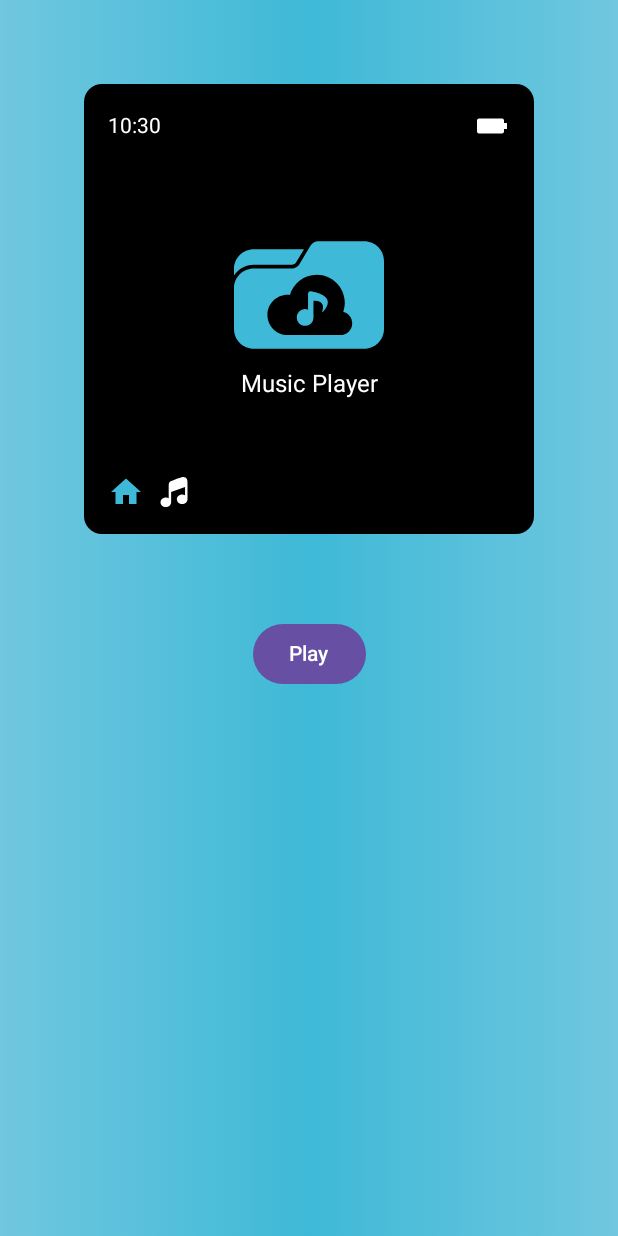
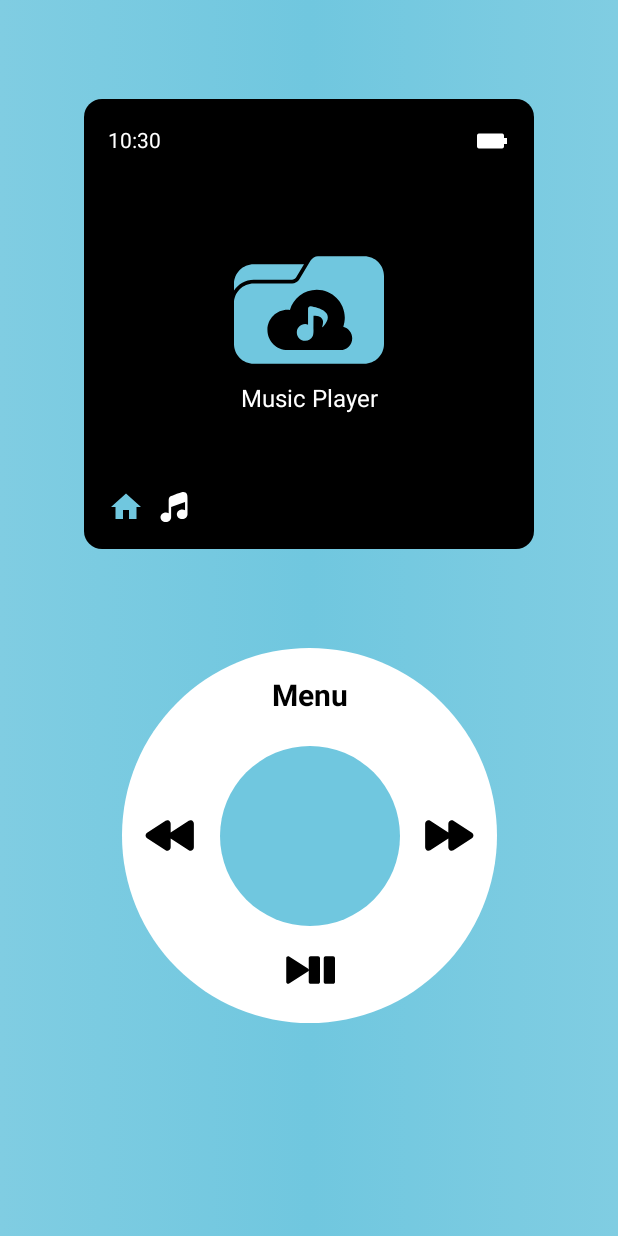
Before and after one commit to thaer-al-khishen/Compose-MP3-Player, an Android app built with Jetpack Compose: the screen it shows after launch (MainActivity), on a phone screen of 412 x 824 dp. Run offline under Robolectric (Android 15) with nearby library versions, the phone set to English and light mode, and no system bars; our stand-ins replace constraintlayout-compose.

Commit message:
Change app colors

```diff
--- a/app/src/main/java/com/relatablecode/mp3composeapplication/MainActivity.kt
+++ b/app/src/main/java/com/relatablecode/mp3composeapplication/MainActivity.kt
@@ -1,27 +1,79 @@
 package com.relatablecode.mp3composeapplication
 
+import android.os.Build
 import android.os.Bundle
+import android.view.View
+import android.view.WindowInsetsController
 import androidx.activity.ComponentActivity
 import androidx.activity.compose.setContent
 import androidx.compose.foundation.layout.fillMaxSize
 import androidx.compose.material3.MaterialTheme
 import androidx.compose.material3.Surface
 import androidx.compose.ui.Modifier
+import androidx.compose.ui.graphics.Color
+import androidx.compose.ui.graphics.toArgb
+import androidx.core.view.ViewCompat
+import androidx.core.view.WindowInsetsCompat
 import com.relatablecode.mp3composeapplication.mp3_player_device.MP3PlayerDevice
 
 class MainActivity : ComponentActivity() {
     override fun onCreate(savedInstanceState: Bundle?) {
         super.onCreate(savedInstanceState)
+
+        configureStatusBarFullScreenTransparency()
+
         setContent {
-//            MP3ComposeApplicationTheme {
-                // A surface container using the 'background' color from the theme
-                Surface(
-                    modifier = Modifier.fillMaxSize(),
-                    color = MaterialTheme.colorScheme.background
-                ) {
-                    MP3PlayerDevice()
+            Surface(
+                modifier = Modifier.fillMaxSize(),
+                color = MaterialTheme.colorScheme.background
+            ) {
+                MP3PlayerDevice()
+            }
+        }
+    }
+
+    private fun configureStatusBarFullScreenTransparency() {
+        if (Build.VERSION.SDK_INT >= Build.VERSION_CODES.R) {
+            with(window) {
+                // Make the status bar transparent
+                statusBarColor = Color.Transparent.toArgb()
+
+                // Request decor fitting system windows to ensure layout stability
+                setDecorFitsSystemWindows(false)
+
+                // Set system bar appearance
+                val controller = decorView.windowInsetsController
+                controller?.apply {
+                    // Use LIGHT_STATUS_BAR to ensure dark icons if you have a light background
+                    setSystemBarsAppearance(
+                        WindowInsetsController.APPEARANCE_LIGHT_STATUS_BARS,
+                        WindowInsetsController.APPEARANCE_LIGHT_STATUS_BARS
+                    )
                 }
-//            }
+            }
+        } else {
+            @Suppress("DEPRECATION")
+            with(window) {
+                // Make the status bar transparent and content appear under the status bar
+                decorView.systemUiVisibility =
+                    View.SYSTEM_UI_FLAG_LAYOUT_FULLSCREEN or View.SYSTEM_UI_FLAG_LAYOUT_STABLE
+                statusBarColor = Color.Transparent.toArgb()
+
+                if (Build.VERSION.SDK_INT >= Build.VERSION_CODES.M) {
+                    // Ensure status bar icons are visible on light backgrounds
+                    decorView.systemUiVisibility =
+                        decorView.systemUiVisibility or View.SYSTEM_UI_FLAG_LIGHT_STATUS_BAR
+                }
+            }
+        }
+
+        // Handle insets for all versions, adjusting layout to avoid overlap with the status bar
+        ViewCompat.setOnApplyWindowInsetsListener(window.decorView) { view, windowInsets ->
+            val insets = windowInsets.getInsets(WindowInsetsCompat.Type.systemBars())
+            // Here, you can adjust the padding of your views based on the insets
+            // Example: view.setPadding(insets.left, insets.top, insets.right, insets.bottom)
+//            view.setPadding(insets.left, insets.top, insets.right, insets.bottom)
+            WindowInsetsCompat.CONSUMED
         }
     }
 }
--- /dev/null
+++ b/app/src/main/java/com/relatablecode/mp3composeapplication/Theme.kt
@@ -0,0 +1,8 @@
+package com.relatablecode.mp3composeapplication
+
+import androidx.compose.ui.graphics.Color
+
+object Theme {
+    val PrimaryColor = Color.Blue
+    val SecondaryColor = Color.Cyan
+}
--- /dev/null
+++ b/app/src/main/java/com/relatablecode/mp3composeapplication/circular_control_panel/CircularControlClickEvent.kt
@@ -0,0 +1,9 @@
+package com.relatablecode.mp3composeapplication.circular_control_panel
+
+sealed class CircularControlClickEvent {
+    object OnMenuClicked: CircularControlClickEvent()
+    object OnRewindClicked: CircularControlClickEvent()
+    object OnFastForwardClicked: CircularControlClickEvent()
+    object OnPlayPauseClicked: CircularControlClickEvent()
+    object OnMiddleButtonClicked: CircularControlClickEvent()
+}
--- /dev/null
+++ b/app/src/main/java/com/relatablecode/mp3composeapplication/circular_control_panel/CircularControlPanel.kt
@@ -0,0 +1,72 @@
+package com.relatablecode.mp3composeapplication.circular_control_panel
+
+import androidx.compose.foundation.Canvas
+import androidx.compose.foundation.background
+import androidx.compose.foundation.layout.Box
+import androidx.compose.foundation.layout.fillMaxSize
+import androidx.compose.foundation.layout.padding
+import androidx.compose.foundation.layout.size
+import androidx.compose.foundation.shape.CircleShape
+import androidx.compose.material3.Icon
+import androidx.compose.material3.Text
+import androidx.compose.runtime.Composable
+import androidx.compose.ui.Alignment
+import androidx.compose.ui.Modifier
+import androidx.compose.ui.draw.clip
+import androidx.compose.ui.graphics.Color
+import androidx.compose.ui.graphics.graphicsLayer
+import androidx.compose.ui.graphics.vector.ImageVector
+import androidx.compose.ui.res.colorResource
+import androidx.compose.ui.res.vectorResource
+import androidx.compose.ui.text.font.FontWeight
+import androidx.compose.ui.unit.dp
+import androidx.compose.ui.unit.sp
+import com.relatablecode.mp3composeapplication.R
+
+@Composable
+fun CircularControlPanel(modifier: Modifier = Modifier, backgroundColor: Color = Color.White) {
+    val outerCircleSize = 250.dp
+    val innerCircleSize = 120.dp
+
+    Box(contentAlignment = Alignment.Center, modifier = modifier.then(Modifier.size(outerCircleSize))) {
+        // Outer Circle (Arc)
+        Canvas(modifier = Modifier.matchParentSize()) {
+            // Background circle
+            drawCircle(
+                color = backgroundColor,
+                radius = size.minDimension / 2
+            )
+        }
+        // Inner Circle (Transparent Center)
+        Box(
+            modifier = Modifier
+                .size(innerCircleSize)
+                .clip(CircleShape)
+                .background(colorResource(R.color.blue_summer_82)),
+            contentAlignment = Alignment.Center
+        ) {
+            // Your inner content here, if any
+        }
+        // Positioning the control texts and icons
+        ControlItem(text = "Menu", alignment = Alignment.TopCenter)
+        ControlItem(icon = ImageVector.vectorResource(id = R.drawable.ic_rewind), alignment = Alignment.CenterStart)
+        ControlItem(modifier = Modifier.graphicsLayer(rotationZ = 180f), icon = ImageVector.vectorResource(id = R.drawable.ic_rewind), alignment = Alignment.CenterEnd)
+        ControlItem(icon = ImageVector.vectorResource(id = R.drawable.ic_play_pause), alignment = Alignment.BottomCenter)
+    }
+}
+
+@Composable
+private fun ControlItem(modifier: Modifier = Modifier, text: String? = null, icon: ImageVector? = null, alignment: Alignment) {
+    Box(
+        contentAlignment = alignment,
+        modifier = Modifier
+            .fillMaxSize()
+    ) {
+
+        if (text != null) {
+            Text(text = text, color = Color.Black, modifier = modifier.then(Modifier.padding(20.dp)), fontWeight = FontWeight.Bold, fontSize = 20.sp)
+        } else if (icon != null) {
+            Icon(icon, contentDescription = null, tint = Color.Black, modifier = modifier.then(Modifier.padding(15.dp)))
+        }
+    }
+}
--- a/app/src/main/java/com/relatablecode/mp3composeapplication/mp3_player_device/MP3PlayerDevice.kt
+++ b/app/src/main/java/com/relatablecode/mp3composeapplication/mp3_player_device/MP3PlayerDevice.kt
@@ -2,12 +2,12 @@ package com.relatablecode.mp3composeapplication.mp3_player_device
 
 import androidx.compose.foundation.background
 import androidx.compose.foundation.layout.fillMaxSize
-import androidx.compose.material3.Button
-import androidx.compose.material3.Text
 import androidx.compose.runtime.Composable
 import androidx.compose.ui.Modifier
+import androidx.compose.ui.unit.dp
 import androidx.constraintlayout.compose.ConstraintLayout
 import com.relatablecode.mp3composeapplication.black_screen.BlackScreen
+import com.relatablecode.mp3composeapplication.circular_control_panel.CircularControlPanel
 
 @Composable
 fun MP3PlayerDevice() {
@@ -23,23 +23,17 @@ fun MP3PlayerDevice() {
         val (screen, buttons) = createRefs()
 
         BlackScreen(modifier = Modifier.constrainAs(screen) {
-            top.linkTo(parent.top)
+            top.linkTo(parent.top, 20.dp)
             bottom.linkTo(guideline)
             start.linkTo(parent.start)
             end.linkTo(parent.end)
         })
 
-        // Placeholder for MP3 buttons below the guideline
-        Button(
-            onClick = {  },
-            modifier = Modifier.constrainAs(buttons) {
-                top.linkTo(guideline)
-                start.linkTo(parent.start)
-                end.linkTo(parent.end)
-            }
-        ) {
-            Text(text = "Play")
-        }
+        CircularControlPanel(modifier = Modifier.constrainAs(buttons) {
+            top.linkTo(guideline, 20.dp)
+            start.linkTo(parent.start)
+            end.linkTo(parent.end)
+        })
 
     }
 
--- a/app/src/main/java/com/relatablecode/mp3composeapplication/mp3_player_device/MP3PlayerDeviceBackground.kt
+++ b/app/src/main/java/com/relatablecode/mp3composeapplication/mp3_player_device/MP3PlayerDeviceBackground.kt
@@ -11,11 +11,9 @@ import androidx.compose.ui.graphics.Color
 @Composable
 fun MP3PlayerDeviceBackground(): Brush {
     val colors = listOf(
+        Color(0xFF80cde2), // water_nymph
         Color(0xFF70c7df), // blue_summer_82
-//        Color(0xFF59c0db), // blue_sky_dive
-        Color(0xFF3eb9d7), // blue_thalassophile
-//        Color(0xFF59c0db), // blue_sky_dive
-        Color(0xFF70c7df)  // blue_summer_82
+        Color(0xFF80cde2)  // water_nymph
     )
 
     return Brush.horizontalGradient(colors = colors)
--- a/app/src/main/res/drawable/ic_home_blue.xml
+++ b/app/src/main/res/drawable/ic_home_blue.xml
@@ -1,5 +1,5 @@
 <vector android:height="24dp"
     android:viewportHeight="24" android:viewportWidth="24"
     android:width="24dp" xmlns:android="http://schemas.android.com/apk/res/android">
-    <path android:fillColor="@color/blue_thalassophile" android:pathData="M10,20v-6h4v6h5v-8h3L12,3 2,12h3v8z"/>
+    <path android:fillColor="@color/blue_summer_82" android:pathData="M10,20v-6h4v6h5v-8h3L12,3 2,12h3v8z"/>
 </vector>
--- a/app/src/main/res/drawable/ic_music_folder.xml
+++ b/app/src/main/res/drawable/ic_music_folder.xml
@@ -1,6 +1,6 @@
 <vector android:height="100dp" android:viewportHeight="476.91"
     android:viewportWidth="476.91" android:width="100dp" xmlns:android="http://schemas.android.com/apk/res/android">
-    <path android:fillColor="#3eb9d7" android:pathData="M62.8,142.29h121.68c4.45,0 10.95,-3.81 13.32,-8l24.82,-41.07H62.8C28.12,93.22 0,121.34 0,156.03v20.78C13.27,156.09 36.42,142.29 62.8,142.29z"/>
-    <path android:fillColor="#3eb9d7" android:pathData="M414.11,67.71H266.91c-8.68,0 -19.15,6.13 -23.4,13.69l-7.15,11.83l-28.49,47.16c-4.25,7.56 -14.72,13.68 -23.39,13.68H62.8C28.12,154.06 0,182.18 0,216.87v115.79v13.74c0,34.69 28.12,62.81 62.8,62.81h351.3c34.69,0 62.81,-28.12 62.81,-62.81v-13.74V156.03v-25.51C476.91,95.83 448.79,67.71 414.11,67.71zM170.42,237.8c2.5,0 4.97,0.18 7.39,0.46c10.61,-37.26 44.83,-64.57 85.5,-64.57c49.13,0 88.97,39.83 88.97,88.97c0,10.1 -1.77,19.78 -4.87,28.83c16.31,4.25 28.42,18.94 28.42,36.59c0,20.95 -16.99,37.94 -37.94,37.94H170.42c-35.4,0 -64.11,-28.7 -64.11,-64.11C106.3,266.5 135.01,237.8 170.42,237.8z"/>
-    <path android:fillColor="#3eb9d7" android:pathData="M226.28,336.51c10.76,0 20.02,-6.39 24.2,-15.59c2.02,-4.46 2.32,-12.48 2.34,-17.37c0.05,-15.64 0.05,-46.51 0.05,-46.51c34.36,0 32.3,20.59 28.28,32.42c-1.58,4.63 -0.64,5.4 2.67,1.8c41.93,-45.66 -16.45,-60.51 -39.63,-64.45c-4.81,-0.81 -8.77,2.73 -8.77,7.62v50.55c-2.86,-1.05 -5.93,-1.65 -9.13,-1.65c-14.69,0 -26.59,11.9 -26.59,26.6C199.7,324.59 211.59,336.51 226.28,336.51z"/>
+    <path android:fillColor="#70c7df" android:pathData="M62.8,142.29h121.68c4.45,0 10.95,-3.81 13.32,-8l24.82,-41.07H62.8C28.12,93.22 0,121.34 0,156.03v20.78C13.27,156.09 36.42,142.29 62.8,142.29z"/>
+    <path android:fillColor="#70c7df" android:pathData="M414.11,67.71H266.91c-8.68,0 -19.15,6.13 -23.4,13.69l-7.15,11.83l-28.49,47.16c-4.25,7.56 -14.72,13.68 -23.39,13.68H62.8C28.12,154.06 0,182.18 0,216.87v115.79v13.74c0,34.69 28.12,62.81 62.8,62.81h351.3c34.69,0 62.81,-28.12 62.81,-62.81v-13.74V156.03v-25.51C476.91,95.83 448.79,67.71 414.11,67.71zM170.42,237.8c2.5,0 4.97,0.18 7.39,0.46c10.61,-37.26 44.83,-64.57 85.5,-64.57c49.13,0 88.97,39.83 88.97,88.97c0,10.1 -1.77,19.78 -4.87,28.83c16.31,4.25 28.42,18.94 28.42,36.59c0,20.95 -16.99,37.94 -37.94,37.94H170.42c-35.4,0 -64.11,-28.7 -64.11,-64.11C106.3,266.5 135.01,237.8 170.42,237.8z"/>
+    <path android:fillColor="#70c7df" android:pathData="M226.28,336.51c10.76,0 20.02,-6.39 24.2,-15.59c2.02,-4.46 2.32,-12.48 2.34,-17.37c0.05,-15.64 0.05,-46.51 0.05,-46.51c34.36,0 32.3,20.59 28.28,32.42c-1.58,4.63 -0.64,5.4 2.67,1.8c41.93,-45.66 -16.45,-60.51 -39.63,-64.45c-4.81,-0.81 -8.77,2.73 -8.77,7.62v50.55c-2.86,-1.05 -5.93,-1.65 -9.13,-1.65c-14.69,0 -26.59,11.9 -26.59,26.6C199.7,324.59 211.59,336.51 226.28,336.51z"/>
 </vector>
--- a/app/src/main/res/drawable/ic_music_note_blue.xml
+++ b/app/src/main/res/drawable/ic_music_note_blue.xml
@@ -1,4 +1,4 @@
 <vector android:height="24dp" android:viewportHeight="24"
     android:viewportWidth="24" android:width="24dp" xmlns:android="http://schemas.android.com/apk/res/android">
-    <path android:fillColor="@color/blue_thalassophile" android:pathData="M10.091,11.963L19.364,8.631V14.171C18.813,13.854 18.157,13.67 17.455,13.67C15.496,13.67 13.909,15.096 13.909,16.855C13.909,18.614 15.496,20.04 17.455,20.04C19.413,20.04 21,18.614 21,16.855C21,16.855 21,16.855 21,16.855L21,7.492C21,6.372 21,5.433 20.912,4.685C20.9,4.579 20.885,4.474 20.869,4.376C20.785,3.864 20.635,3.387 20.347,2.989C20.203,2.79 20.024,2.611 19.801,2.456C19.759,2.427 19.716,2.399 19.671,2.372L19.662,2.367C18.891,1.906 18.023,1.939 17.13,2.143C16.266,2.341 15.194,2.744 13.881,3.238L11.596,4.097C10.981,4.328 10.459,4.524 10.049,4.727C9.614,4.943 9.238,5.198 8.957,5.578C8.676,5.958 8.559,6.368 8.505,6.812C8.455,7.23 8.455,7.738 8.455,8.337V16.131C7.903,15.814 7.248,15.63 6.545,15.63C4.587,15.63 3,17.056 3,18.815C3,20.574 4.587,22 6.545,22C8.504,22 10.091,20.574 10.091,18.815C10.091,18.815 10.091,18.815 10.091,18.815L10.091,11.963Z"/>
+    <path android:fillColor="@color/blue_summer_82" android:pathData="M10.091,11.963L19.364,8.631V14.171C18.813,13.854 18.157,13.67 17.455,13.67C15.496,13.67 13.909,15.096 13.909,16.855C13.909,18.614 15.496,20.04 17.455,20.04C19.413,20.04 21,18.614 21,16.855C21,16.855 21,16.855 21,16.855L21,7.492C21,6.372 21,5.433 20.912,4.685C20.9,4.579 20.885,4.474 20.869,4.376C20.785,3.864 20.635,3.387 20.347,2.989C20.203,2.79 20.024,2.611 19.801,2.456C19.759,2.427 19.716,2.399 19.671,2.372L19.662,2.367C18.891,1.906 18.023,1.939 17.13,2.143C16.266,2.341 15.194,2.744 13.881,3.238L11.596,4.097C10.981,4.328 10.459,4.524 10.049,4.727C9.614,4.943 9.238,5.198 8.957,5.578C8.676,5.958 8.559,6.368 8.505,6.812C8.455,7.23 8.455,7.738 8.455,8.337V16.131C7.903,15.814 7.248,15.63 6.545,15.63C4.587,15.63 3,17.056 3,18.815C3,20.574 4.587,22 6.545,22C8.504,22 10.091,20.574 10.091,18.815C10.091,18.815 10.091,18.815 10.091,18.815L10.091,11.963Z"/>
 </vector>
--- /dev/null
+++ b/app/src/main/res/drawable/ic_play_pause.xml
@@ -0,0 +1,6 @@
+<vector android:height="40dp" android:viewportHeight="24" android:tint="@color/black"
+    android:viewportWidth="24" android:width="40dp" xmlns:android="http://schemas.android.com/apk/res/android">
+    <path android:fillColor="#212121" android:fillType="nonZero"
+        android:pathData="M3.651,6.616L11.153,11.369C11.367,11.505 11.483,11.723 11.499,11.946L11.498,7.25C11.498,6.836 11.834,6.5 12.248,6.5L15.248,6.5C15.663,6.5 15.998,6.836 15.998,7.25L15.998,16.75C15.998,17.164 15.663,17.5 15.248,17.5L12.248,17.5C11.834,17.5 11.498,17.164 11.498,16.75L11.499,12.06C11.483,12.284 11.367,12.501 11.153,12.637L3.651,17.384C3.152,17.7 2.5,17.341 2.5,16.75L2.5,7.25C2.5,6.659 3.152,6.3 3.651,6.616ZM21.248,6.5C21.662,6.5 21.998,6.836 21.998,7.25L21.998,16.75C21.998,17.164 21.662,17.5 21.248,17.5L18.248,17.5C17.833,17.5 17.498,17.164 17.498,16.75L17.498,7.25C17.498,6.836 17.833,6.5 18.248,6.5L21.248,6.5Z"
+        android:strokeColor="#00000000" android:strokeWidth="1"/>
+</vector>
--- /dev/null
+++ b/app/src/main/res/drawable/ic_rewind.xml
@@ -0,0 +1,4 @@
+<vector android:height="35dp" android:viewportHeight="256"
+    android:viewportWidth="256" android:width="35dp" xmlns:android="http://schemas.android.com/apk/res/android">
+    <path android:fillColor="#000000" android:pathData="M236,70.65V185.35a16,16 0,0 1,-24.65 13.46L124,142.65v42.69a16,16 0,0 1,-24.65 13.46L10.14,141.46a16,16 0,0 1,0 -26.92L99.35,57.19A16,16 0,0 1,124 70.65v42.69l87.35,-56.15A16,16 0,0 1,236 70.65Z"/>
+</vector>
--- a/app/src/main/res/values/colors.xml
+++ b/app/src/main/res/values/colors.xml
@@ -11,4 +11,5 @@
     <color name="blue_thalassophile">#3eb9d7</color>
     <color name="blue_sky_dive">#59c0db</color>
     <color name="blue_summer_82">#70c7df</color>
+    <color name="water_nymph">#80cde2</color>
 </resources>
```
